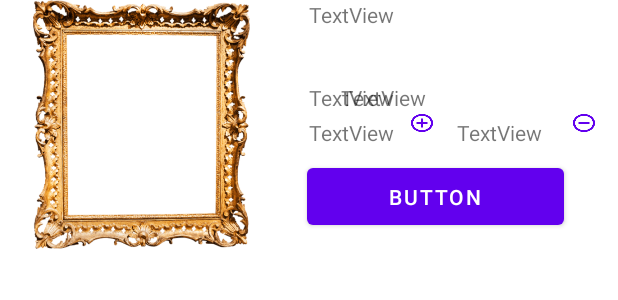
After one commit to WeARTechnology/WeARMobile, an Android app: the layout recycle_carrinho.xml on its own in the app's theme, with its tools: preview values and no code run, on a phone screen of 412 x 824 dp. The commit adds this screen. Shown: the top 300 px of the screen. Run offline under Robolectric (Android 15) with nearby library versions, the phone set to English and light mode, and no system bars.

Commit message:
começo da recycle carrinho

```diff
--- /dev/null
+++ b/app/src/main/java/com/example/wearmobile/CarrinhoAdapter.java
@@ -0,0 +1,4 @@
+package com.example.wearmobile;
+
+public class CarrinhoAdapter {
+}
--- /dev/null
+++ b/app/src/main/java/com/example/wearmobile/CarrinhoViewHolder.java
@@ -0,0 +1,4 @@
+package com.example.wearmobile;
+
+public class CarrinhoViewHolder {
+}
--- /dev/null
+++ b/app/src/main/java/com/example/wearmobile/RecycleCarrinho.java
@@ -0,0 +1,4 @@
+package com.example.wearmobile;
+
+public class RecycleCarrinho {
+}
--- /dev/null
+++ b/app/src/main/res/drawable/baseline_add_24.xml
@@ -0,0 +1,5 @@
+<vector android:height="24dp" android:tint="#000000"
+    android:viewportHeight="24" android:viewportWidth="24"
+    android:width="24dp" xmlns:android="http://schemas.android.com/apk/res/android">
+    <path android:fillColor="@android:color/white" android:pathData="M19,13h-6v6h-2v-6H5v-2h6V5h2v6h6v2z"/>
+</vector>
--- /dev/null
+++ b/app/src/main/res/drawable/baseline_add_circle_outline_24.xml
@@ -0,0 +1,5 @@
+<vector android:height="24dp" android:tint="#000000"
+    android:viewportHeight="24" android:viewportWidth="24"
+    android:width="24dp" xmlns:android="http://schemas.android.com/apk/res/android">
+    <path android:fillColor="@android:color/white" android:pathData="M13,7h-2v4L7,11v2h4v4h2v-4h4v-2h-4L13,7zM12,2C6.48,2 2,6.48 2,12s4.48,10 10,10 10,-4.48 10,-10S17.52,2 12,2zM12,20c-4.41,0 -8,-3.59 -8,-8s3.59,-8 8,-8 8,3.59 8,8 -3.59,8 -8,8z"/>
+</vector>
--- /dev/null
+++ b/app/src/main/res/drawable/baseline_remove_circle_outline_24.xml
@@ -0,0 +1,5 @@
+<vector android:height="24dp" android:tint="#000000"
+    android:viewportHeight="24" android:viewportWidth="24"
+    android:width="24dp" xmlns:android="http://schemas.android.com/apk/res/android">
+    <path android:fillColor="@android:color/white" android:pathData="M7,11v2h10v-2L7,11zM12,2C6.48,2 2,6.48 2,12s4.48,10 10,10 10,-4.48 10,-10S17.52,2 12,2zM12,20c-4.41,0 -8,-3.59 -8,-8s3.59,-8 8,-8 8,3.59 8,8 -3.59,8 -8,8z"/>
+</vector>
--- /dev/null
+++ b/app/src/main/res/layout/recycle_carrinho.xml
@@ -0,0 +1,136 @@
+<?xml version="1.0" encoding="utf-8"?>
+<androidx.constraintlayout.widget.ConstraintLayout xmlns:android="http://schemas.android.com/apk/res/android"
+    xmlns:app="http://schemas.android.com/apk/res-auto"
+    xmlns:tools="http://schemas.android.com/tools"
+    android:layout_width="match_parent"
+    android:layout_height="fill_parent"
+    android:background="@color/white"
+    android:importantForAutofill="auto"
+    android:pointerIcon="context_menu"
+    android:verticalScrollbarPosition="left"
+    tools:context=".MainActivity">
+
+
+        <LinearLayout
+            android:layout_width="match_parent"
+            android:layout_height="match_parent"
+            android:orientation="horizontal"
+            tools:layout_editor_absoluteX="-78dp"
+            tools:layout_editor_absoluteY="84dp">
+
+            <androidx.constraintlayout.widget.ConstraintLayout
+                android:layout_width="match_parent"
+                android:layout_height="wrap_content"
+                android:orientation="vertical"
+                android:visibility="visible">
+
+
+                <TextView
+                    android:id="@+id/quantidade"
+                    android:layout_width="wrap_content"
+                    android:layout_height="wrap_content"
+                    android:layout_marginTop="4dp"
+                    android:text="TextView"
+                    app:layout_constraintEnd_toEndOf="parent"
+                    app:layout_constraintHorizontal_bias="0.178"
+                    app:layout_constraintStart_toEndOf="@+id/quadro_carrinho"
+                    app:layout_constraintTop_toBottomOf="@+id/preco_carrinho" />
+
+                <TextView
+                    android:id="@+id/num_da_quant"
+                    android:layout_width="wrap_content"
+                    android:layout_height="wrap_content"
+                    android:layout_marginTop="4dp"
+                    android:text="TextView"
+                    app:layout_constraintEnd_toEndOf="parent"
+                    app:layout_constraintHorizontal_bias="0.72"
+                    app:layout_constraintStart_toEndOf="@+id/quadro_carrinho"
+                    app:layout_constraintTop_toBottomOf="@+id/preco_carrinho" />
+
+                <ImageView
+                    android:id="@+id/quadro_carrinho"
+                    android:layout_width="158dp"
+                    android:layout_height="166dp"
+                    android:layout_marginTop="32dp"
+                    app:layout_constraintEnd_toEndOf="parent"
+                    app:layout_constraintHorizontal_bias="0.061"
+                    app:layout_constraintStart_toStartOf="parent"
+                    app:layout_constraintTop_toBottomOf="@+id/textView14"
+                    app:srcCompat="@drawable/moldura_catalogo" />
+
+                <TextView
+                    android:id="@+id/titulo_carrinho"
+                    android:layout_width="wrap_content"
+                    android:layout_height="wrap_content"
+                    android:layout_marginTop="40dp"
+                    android:text="TextView"
+                    app:layout_constraintEnd_toEndOf="parent"
+                    app:layout_constraintHorizontal_bias="0.178"
+                    app:layout_constraintStart_toEndOf="@+id/quadro_carrinho"
+                    app:layout_constraintTop_toBottomOf="@+id/textView14" />
+
+                <TextView
+                    android:id="@+id/preco_carrinho"
+                    android:layout_width="wrap_content"
+                    android:layout_height="wrap_content"
+                    android:layout_marginTop="36dp"
+                    android:text="TextView"
+                    app:layout_constraintEnd_toEndOf="parent"
+                    app:layout_constraintHorizontal_bias="0.296"
+                    app:layout_constraintStart_toEndOf="@+id/quadro_carrinho"
+                    app:layout_constraintTop_toBottomOf="@+id/titulo_carrinho" />
+
+                <TextView
+                    android:id="@+id/cifao_carrinho"
+                    android:layout_width="wrap_content"
+                    android:layout_height="wrap_content"
+                    android:layout_marginTop="36dp"
+                    android:text="TextView"
+                    app:layout_constraintEnd_toEndOf="parent"
+                    app:layout_constraintHorizontal_bias="0.178"
+                    app:layout_constraintStart_toEndOf="@+id/quadro_carrinho"
+                    app:layout_constraintTop_toBottomOf="@+id/titulo_carrinho" />
+
+                <Button
+                    android:id="@+id/button2"
+                    android:layout_width="171dp"
+                    android:layout_height="50dp"
+                    android:layout_marginTop="8dp"
+                    android:text="Button"
+                    app:layout_constraintEnd_toEndOf="parent"
+                    app:layout_constraintHorizontal_bias="0.47"
+                    app:layout_constraintStart_toEndOf="@+id/quadro_carrinho"
+                    app:layout_constraintTop_toBottomOf="@+id/quantidade" />
+
+                <Button
+                    android:id="@+id/btnmais"
+                    android:layout_width="wrap_content"
+                    android:layout_height="wrap_content"
+                    android:layout_marginStart="64dp"
+                    android:background="@drawable/baseline_add_circle_outline_24"
+                    android:scaleX="0.2"
+                    android:scaleY="0.3"
+                    app:layout_constraintBottom_toTopOf="@+id/button2"
+                    app:layout_constraintStart_toEndOf="@+id/quadro_carrinho"
+                    app:layout_constraintTop_toTopOf="parent"
+                    app:layout_constraintVertical_bias="1.0" />
+
+                <Button
+                    android:id="@+id/btnmenos"
+                    android:layout_width="wrap_content"
+                    android:layout_height="wrap_content"
+                    android:layout_marginStart="20dp"
+                    android:background="@drawable/baseline_remove_circle_outline_24"
+                    android:scaleX="0.2"
+                    android:scaleY="0.3"
+                    app:layout_constraintBottom_toTopOf="@+id/button2"
+                    app:layout_constraintStart_toEndOf="@+id/btnmais"
+                    app:layout_constraintTop_toTopOf="@+id/titulo_carrinho"
+                    app:layout_constraintVertical_bias="1.0" />
+
+            </androidx.constraintlayout.widget.ConstraintLayout>
+        </LinearLayout>
+
+
+
+</androidx.constraintlayout.widget.ConstraintLayout>
```
Also changed, not shown: app/src/main/res/layout/fragment_carrinho.xml (+14 -60 lines).
